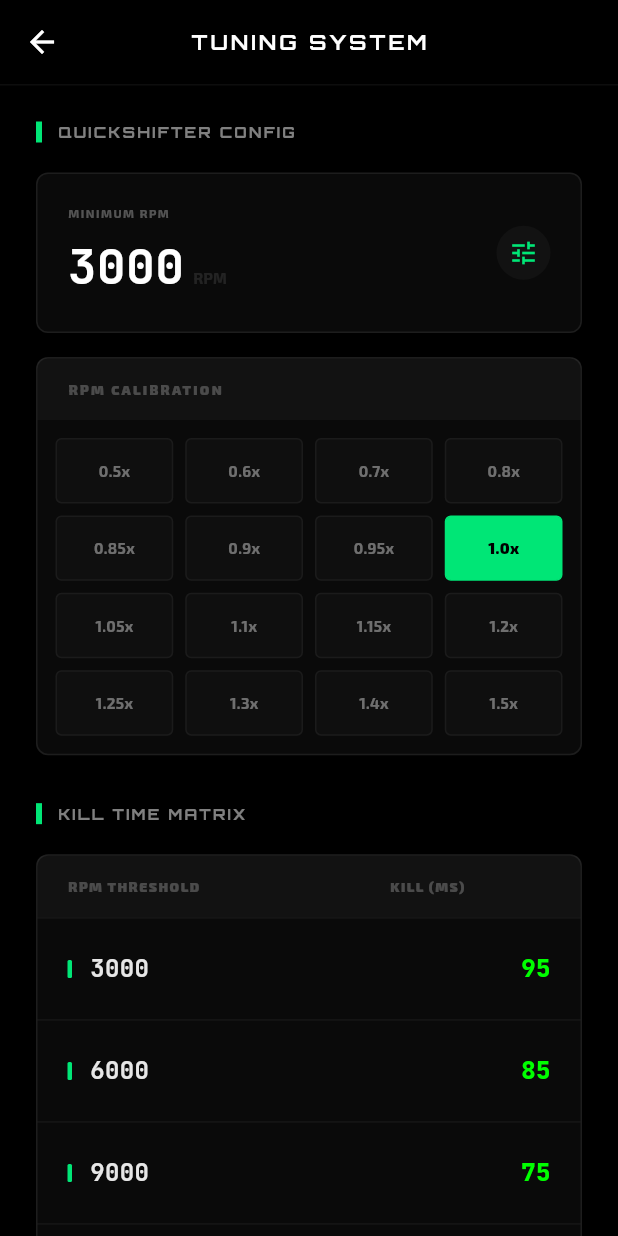
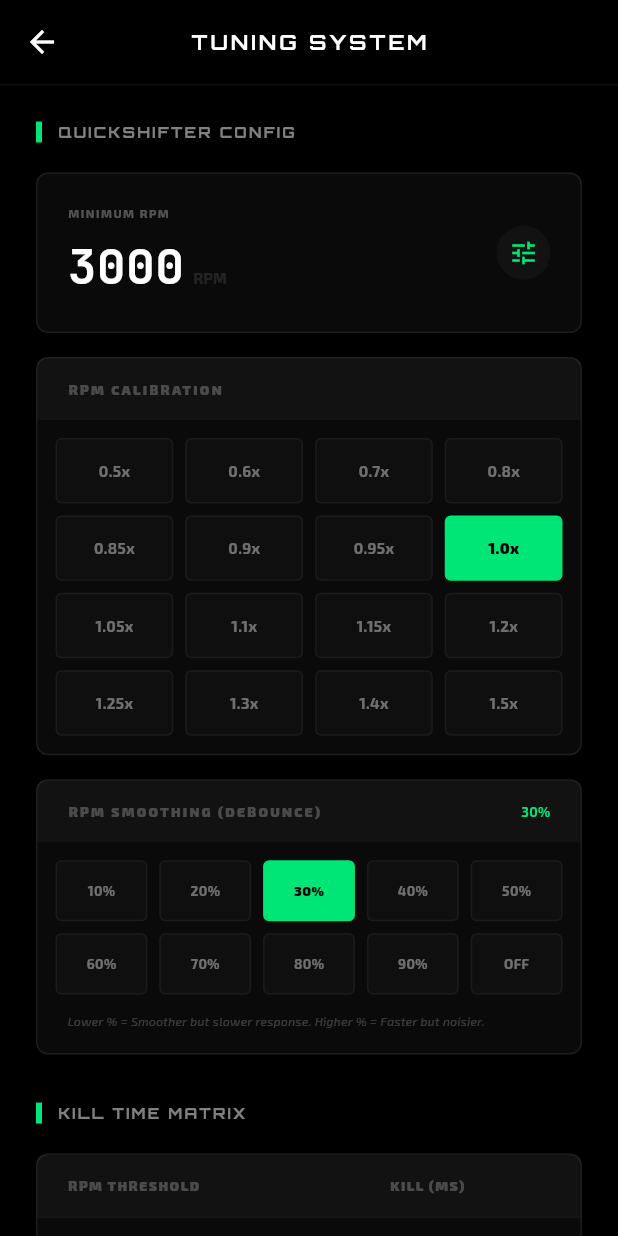
Before and after one commit to Zidanadzi/Antasena-Performance, a Flutter app: the TuningPage screen opened directly, on a phone screen of 412 x 824 dp. Run offline on Flutter 3.47's test engine with Material 3 defaults, Android fonts, the phone set to English and light mode, and no system bars; our stand-ins replace flutter_bluetooth_serial, geolocator, google_fonts, permission_handler, shared_preferences; missing offline and left inert: bluetooth_classic; accounts and stored records are empty.

Commit message:
feat: Add RPM smoothing and shift notification
Introduces a new setting for RPM smoothing to filter noisy sensor data.
Also adds basic state management for shift notification activation.

```diff
--- a/lib/main.dart
+++ b/lib/main.dart
@@ -40,6 +40,7 @@ class AppState extends ChangeNotifier {
   // Settings
   double _minRpmActive = 3000;
   double _rpmCalibration = 1.0;
+  double _rpmSmoothing = 0.3; // 1.0 = no smoothing, 0.1 = heavy smoothing
   List<int> _tableRpm = [3000, 6000, 9000, 12000];
   List<int> _tableKill = [95, 85, 75, 65];
 
@@ -69,6 +70,10 @@ class AppState extends ChangeNotifier {
   // GPS Data
   double _gpsAccuracy = 0;
 
+  // Shift Notification
+  bool _isShiftActive = false;
+  Timer? _shiftNotifyTimer;
+
   // Race History & Real-time Data
   final List<RaceRecord> _history = [];
   final List<DataPoint> _currentRaceData = [];
@@ -78,6 +83,7 @@ class AppState extends ChangeNotifier {
   double get speed => _speed;
   double get minRpmActive => _minRpmActive;
   double get rpmCalibration => _rpmCalibration;
+  double get rpmSmoothing => _rpmSmoothing;
   List<int> get tableRpm => _tableRpm;
   List<int> get tableKill => _tableKill;
   bool get isConnected => _isConnected;
@@ -93,6 +99,7 @@ class AppState extends ChangeNotifier {
   double? get twoHundredMeter => _twoHundredMeter;
   double? get fourHundredMeter => _fourHundredMeter;
   double get gpsAccuracy => _gpsAccuracy;
+  bool get isShiftActive => _isShiftActive;
   List<RaceRecord> get history => _history;
   List<DataPoint> get currentRaceData => _currentRaceData;
 
@@ -157,6 +164,7 @@ class AppState extends ChangeNotifier {
     final prefs = await SharedPreferences.getInstance();
     _minRpmActive = prefs.getDouble('minRpmActive') ?? 3000;
     _rpmCalibration = prefs.getDouble('rpmCalibration') ?? 1.0;
+    _rpmSmoothing = prefs.getDouble('rpmSmoothing') ?? 0.3;
     final savedRpm = prefs.getStringList('tableRpm');
     if (savedRpm != null) _tableRpm = savedRpm.map(int.parse).toList();
     final savedKill = prefs.getStringList('tableKill');
@@ -391,6 +399,11 @@ class AppState extends ChangeNotifier {
             if (val != null) updateRpm(val);
           }
 
+          // Detect Quick Shifter signal
+          if (msg.contains('QS:ACTIVE')) {
+            triggerShiftNotification();
+          }
+
           notifyListeners();
         }
       });
@@ -458,7 +471,15 @@ class AppState extends ChangeNotifier {
   }
 
   void updateRpm(int val) {
-    _rpm = (val * _rpmCalibration).round();
+    double calibratedVal = val * _rpmCalibration;
+    // Exponential Moving Average (EMA) for smoothing/debounce
+    // new_rpm = (smoothing * new_val) + ((1 - smoothing) * old_rpm)
+    _rpm = ((_rpmSmoothing * calibratedVal) + ((1 - _rpmSmoothing) * _rpm)).round();
+    notifyListeners();
+  }
+
+  void setRpmSmoothing(double val) {
+    _rpmSmoothing = val;
     notifyListeners();
   }
 
@@ -556,6 +577,16 @@ class AppState extends ChangeNotifier {
     notifyListeners();
   }
 
+  void triggerShiftNotification() {
+    _isShiftActive = true;
+    _shiftNotifyTimer?.cancel();
+    _shiftNotifyTimer = Timer(const Duration(milliseconds: 500), () {
+      _isShiftActive = false;
+      notifyListeners();
+    });
+    notifyListeners();
+  }
+
   void _initGps() async {
     try {
       LocationPermission permission = await Geolocator.checkPermission();
@@ -584,6 +615,7 @@ class AppState extends ChangeNotifier {
     final prefs = await SharedPreferences.getInstance();
     await prefs.setDouble('minRpmActive', _minRpmActive);
     await prefs.setDouble('rpmCalibration', _rpmCalibration);
+    await prefs.setDouble('rpmSmoothing', _rpmSmoothing);
     await prefs.setStringList('tableRpm', _tableRpm.map((e) => e.toString()).toList());
     await prefs.setStringList('tableKill', _tableKill.map((e) => e.toString()).toList());
 
@@ -798,7 +830,9 @@ class DashboardPage extends StatelessWidget {
 
     return Scaffold(
       backgroundColor: isShiftPoint ? accentColor : const Color(0xFF0F0F0F),
-      body: SafeArea(
+      body: Stack(
+        children: [
+          SafeArea(
             child: Padding(
               padding: const EdgeInsets.symmetric(horizontal: 24.0, vertical: 16.0),
               child: Column(
@@ -921,6 +955,42 @@ class DashboardPage extends StatelessWidget {
             ],
           ),
         ),
+      ),
+
+      // QUICK SHIFTER NOTIFICATION OVERLAY
+      if (state.isShiftActive)
+        Positioned.fill(
+          child: Container(
+            color: accentColor.withOpacity(0.8),
+            child: Center(
+              child: Column(
+                mainAxisSize: MainAxisSize.min,
+                children: [
+                  Text(
+                    "SHIFT!",
+                    style: GoogleFonts.exo2(
+                      fontSize: 80,
+                      fontWeight: FontWeight.w900,
+                      fontStyle: FontStyle.italic,
+                      color: Colors.black,
+                      letterSpacing: 10,
+                    ),
+                  ),
+                  Text(
+                    "QUICK SHIFTER ACTIVE",
+                    style: GoogleFonts.jetBrainsMono(
+                      fontSize: 14,
+                      fontWeight: FontWeight.w900,
+                      color: Colors.black.withOpacity(0.6),
+                      letterSpacing: 4,
+                    ),
+                  ),
+                ],
+              ),
+            ),
+          ),
+        ),
+    ],
   ),
 );
   }
@@ -1340,6 +1410,8 @@ class _TuningPageState extends State<TuningPage> {
             ),
             const SizedBox(height: 16),
             _buildStealthCalibrationSelector(state),
+            const SizedBox(height: 16),
+            _buildStealthSmoothingSelector(state),
 
             const SizedBox(height: 32),
             _buildSectionHeader('KILL TIME MATRIX'),
@@ -1490,6 +1562,86 @@ class _TuningPageState extends State<TuningPage> {
                   ),
                 );
               }).toList(),
+            ),
+          ),
+        ],
+      ),
+    );
+  }
+
+  Widget _buildStealthSmoothingSelector(AppState state) {
+    return Container(
+      decoration: BoxDecoration(
+        color: const Color(0xFF0A0A0A),
+        borderRadius: BorderRadius.circular(8),
+        border: Border.all(color: Colors.white.withOpacity(0.08)),
+      ),
+      clipBehavior: Clip.antiAlias,
+      child: Column(
+        crossAxisAlignment: CrossAxisAlignment.start,
+        children: [
+          Container(
+            width: double.infinity,
+            padding: const EdgeInsets.symmetric(vertical: 14, horizontal: 20),
+            color: Colors.white.withOpacity(0.03),
+            child: Row(
+              mainAxisAlignment: MainAxisAlignment.spaceBetween,
+              children: [
+                const Text(
+                  'RPM SMOOTHING (DEBOUNCE)',
+                  style: TextStyle(fontSize: 9, fontWeight: FontWeight.w900, color: Colors.white24, letterSpacing: 1.5)
+                ),
+                Text(
+                  state.rpmSmoothing == 1.0 ? 'OFF' : '${(state.rpmSmoothing * 100).round()}%',
+                  style: const TextStyle(fontSize: 9, fontWeight: FontWeight.bold, color: Color(0xFF00E676))
+                ),
+              ],
+            ),
+          ),
+          Padding(
+            padding: const EdgeInsets.all(12),
+            child: GridView.count(
+              shrinkWrap: true,
+              physics: const NeverScrollableScrollPhysics(),
+              crossAxisCount: 5,
+              mainAxisSpacing: 8,
+              crossAxisSpacing: 8,
+              childAspectRatio: 1.5,
+              children: [
+                0.1, 0.2, 0.3, 0.4, 0.5, 0.6, 0.7, 0.8, 0.9, 1.0
+              ].map((v) {
+                bool selected = state.rpmSmoothing == v;
+                String label = v == 1.0 ? 'OFF' : '${(v * 100).round()}%';
+                return GestureDetector(
+                  onTap: () => state.setRpmSmoothing(v),
+                  child: AnimatedContainer(
+                    duration: const Duration(milliseconds: 200),
+                    alignment: Alignment.center,
+                    decoration: BoxDecoration(
+                      color: selected ? const Color(0xFF00E676) : Colors.white.withOpacity(0.02),
+                      borderRadius: BorderRadius.circular(4),
+                      border: Border.all(
+                        color: selected ? const Color(0xFF00E676) : Colors.white.withOpacity(0.05),
+                      ),
+                    ),
+                    child: Text(
+                      label,
+                      style: TextStyle(
+                        color: selected ? Colors.black : Colors.white.withOpacity(0.4),
+                        fontWeight: selected ? FontWeight.w900 : FontWeight.bold,
+                        fontSize: 9,
+                      )
+                    ),
+                  ),
+                );
+              }).toList(),
+            ),
+          ),
+          Padding(
+            padding: const EdgeInsets.fromLTRB(20, 0, 20, 16),
+            child: Text(
+              'Lower % = Smoother but slower response. Higher % = Faster but noisier.',
+              style: TextStyle(fontSize: 8, color: Colors.white.withOpacity(0.2), fontStyle: FontStyle.italic),
             ),
           ),
         ],
```
Lines whose indentation alone changed are shown as unchanged.
